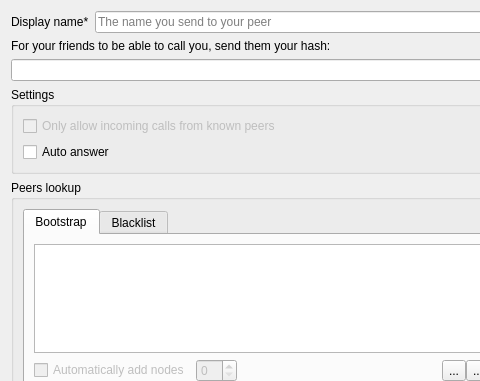
KDE/ring-kde, file src/conf/dlgdht.ui: the form before one commit; both pictures show x 0 to 480 and y 0 to 381 of the 572 by 665 pixel window.
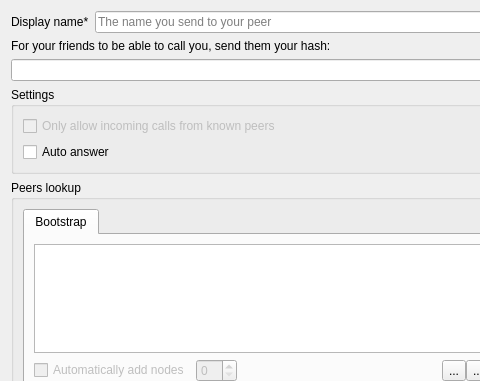
The form after the commit. Custom widgets are drawn as their Qt base class.

```diff
--- a/src/conf/dlgdht.ui
+++ b/src/conf/dlgdht.ui
@@ -118,11 +118,6 @@
            </item>
           </layout>
          </widget>
-         <widget class="QWidget" name="tab_2">
-          <attribute name="title">
-           <string>Blacklist</string>
-          </attribute>
-         </widget>
         </widget>
        </item>
       </layout>
```
